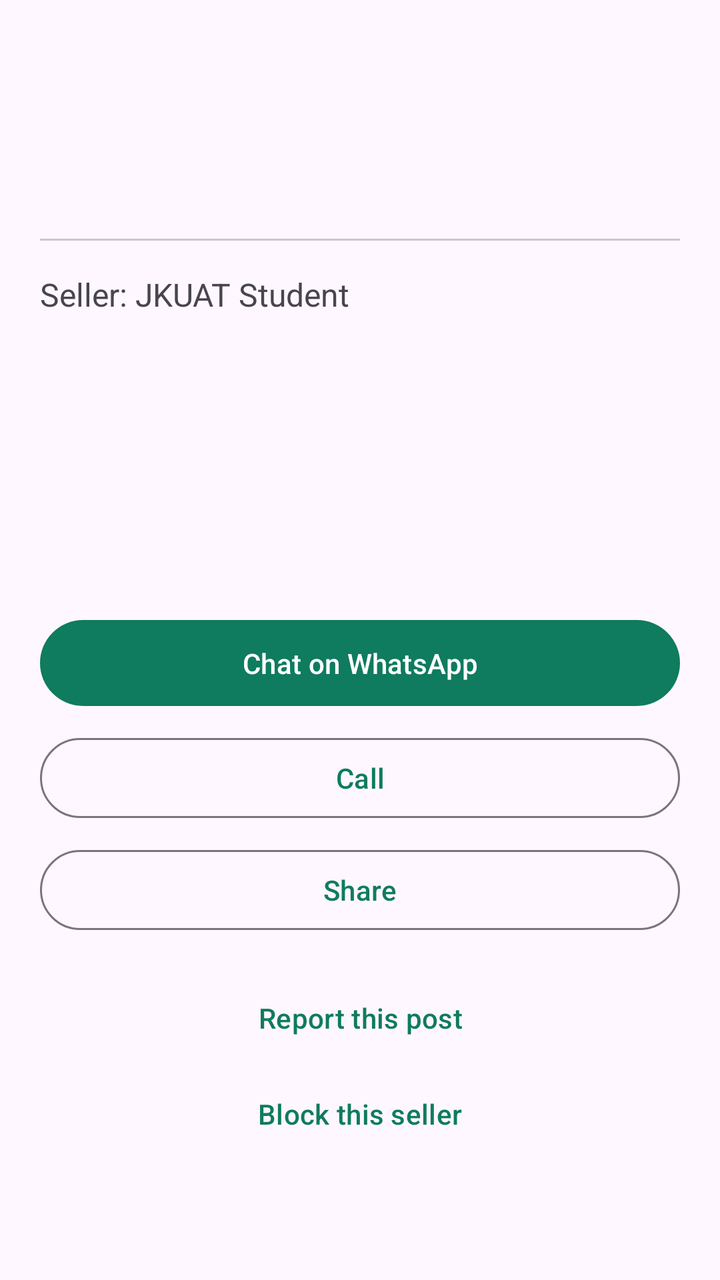
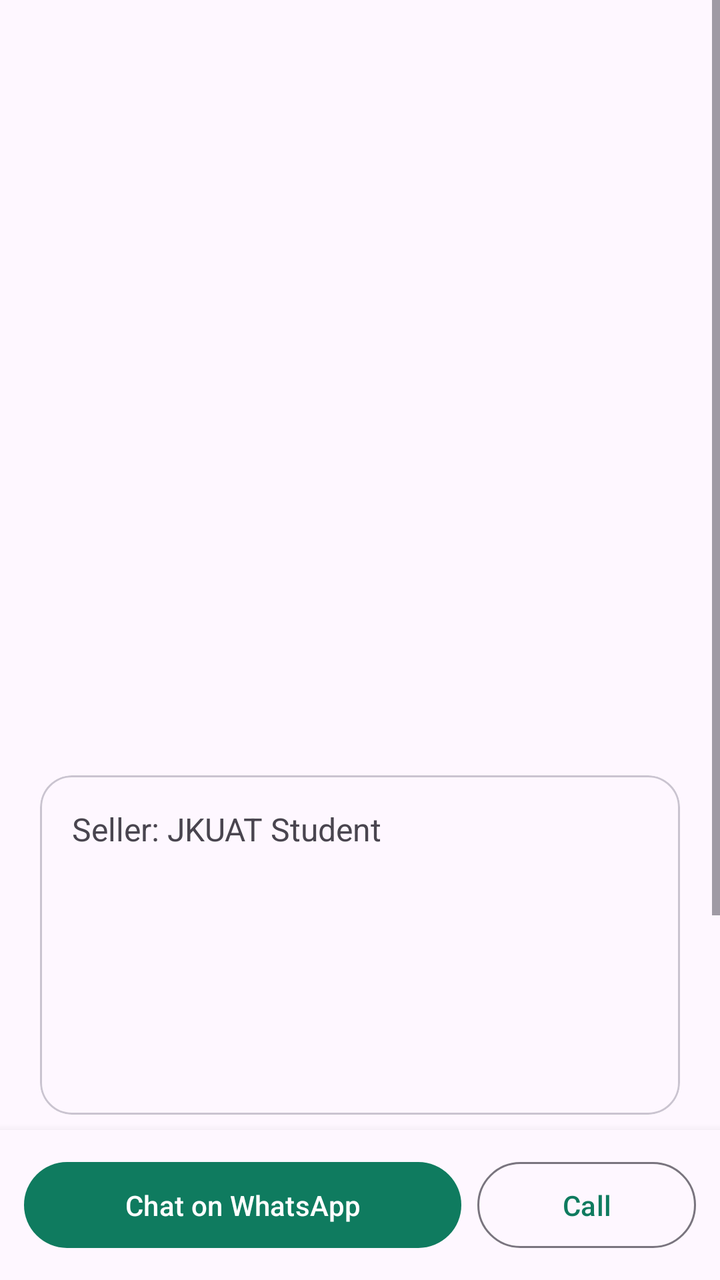

An Android layout rendered at two revisions. The XML below is the earlier revision; the diff shows what the commit changed to produce the second picture.
<!-- AndroidManifest.xml: application theme Theme.CampusMarket -->
<!-- res/layout/activity_product_detail.xml -->
<?xml version="1.0" encoding="utf-8"?>
<ScrollView xmlns:android="http://schemas.android.com/apk/res/android"
    android:id="@+id/detailMain"
    android:layout_width="match_parent"
    android:layout_height="match_parent"
    android:clipToPadding="false"
    android:fillViewport="true">

    <LinearLayout
        android:layout_width="match_parent"
        android:layout_height="wrap_content"
        android:orientation="vertical"
        android:padding="20dp">

        
        <HorizontalScrollView
            android:id="@+id/detailGalleryScroll"
            android:layout_width="match_parent"
            android:layout_height="wrap_content"
            android:layout_marginBottom="16dp"
            android:scrollbars="none">

            <LinearLayout
                android:id="@+id/detailGallery"
                android:layout_width="wrap_content"
                android:layout_height="wrap_content"
                android:orientation="horizontal" />
        </HorizontalScrollView>

        <TextView
            android:id="@+id/detailWantedBadge"
            android:layout_width="wrap_content"
            android:layout_height="wrap_content"
            android:text="@string/product_wanted_badge"
            android:textColor="?attr/colorPrimary"
            android:textSize="12sp"
            android:textStyle="bold"
            android:visibility="gone" />

        
        <TextView
            android:id="@+id/detailTitle"
            android:layout_width="wrap_content"
            android:layout_height="wrap_content"
            android:textSize="24sp"
            android:textStyle="bold" />

        
        <TextView
            android:id="@+id/detailPrice"
            android:layout_width="wrap_content"
            android:layout_height="wrap_content"
            android:layout_marginTop="8dp"
            android:textColor="?attr/colorPrimary"
            android:textSize="20sp"
            android:textStyle="bold" />

        <View
            android:layout_width="match_parent"
            android:layout_height="1dp"
            android:layout_marginTop="16dp"
            android:layout_marginBottom="16dp"
            android:background="#33000000" />

        
        <TextView
            android:id="@+id/detailSeller"
            android:layout_width="wrap_content"
            android:layout_height="wrap_content"
            android:text="@string/detail_seller"
            android:textSize="16sp" />

        <TextView
            android:id="@+id/detailCategory"
            android:layout_width="wrap_content"
            android:layout_height="wrap_content"
            android:layout_marginTop="8dp"
            android:textSize="16sp" />

        <TextView
            android:id="@+id/detailCondition"
            android:layout_width="wrap_content"
            android:layout_height="wrap_content"
            android:layout_marginTop="8dp"
            android:textSize="16sp" />

        <TextView
            android:id="@+id/detailLocation"
            android:layout_width="wrap_content"
            android:layout_height="wrap_content"
            android:layout_marginTop="8dp"
            android:textSize="16sp" />

        <TextView
            android:id="@+id/detailTime"
            android:layout_width="wrap_content"
            android:layout_height="wrap_content"
            android:layout_marginTop="8dp"
            android:textSize="14sp" />

        <TextView
            android:id="@+id/detailDescription"
            android:layout_width="match_parent"
            android:layout_height="wrap_content"
            android:layout_marginTop="16dp"
            android:textSize="16sp"
            android:visibility="gone" />

        
        <Button
            android:id="@+id/btnContactSeller"
            android:layout_width="match_parent"
            android:layout_height="wrap_content"
            android:layout_marginTop="32dp"
            android:padding="12dp"
            android:text="@string/detail_contact_sale" />

        <Button
            android:id="@+id/btnCallSeller"
            style="?attr/materialButtonOutlinedStyle"
            android:layout_width="match_parent"
            android:layout_height="wrap_content"
            android:layout_marginTop="8dp"
            android:text="@string/detail_call" />

        <com.google.android.material.button.MaterialButton
            android:id="@+id/btnShare"
            style="?attr/materialButtonOutlinedStyle"
            android:layout_width="match_parent"
            android:layout_height="wrap_content"
            android:layout_marginTop="8dp"
            android:text="@string/detail_share" />

        <com.google.android.material.button.MaterialButton
            android:id="@+id/btnReport"
            style="@style/Widget.Material3.Button.TextButton"
            android:layout_width="match_parent"
            android:layout_height="wrap_content"
            android:layout_marginTop="16dp"
            android:text="@string/detail_report" />

        <com.google.android.material.button.MaterialButton
            android:id="@+id/btnBlock"
            style="@style/Widget.Material3.Button.TextButton"
            android:layout_width="match_parent"
            android:layout_height="wrap_content"
            android:text="@string/detail_block" />

    </LinearLayout>
</ScrollView>
<!-- resources referenced by this layout -->
<resources>
  <string name="detail_block">Block this seller</string>
  <string name="detail_call">Call</string>
  <string name="detail_contact_sale">Chat on WhatsApp</string>
  <string name="detail_report">Report this post</string>
  <string name="detail_seller">Seller: JKUAT Student</string>
  <string name="detail_share">Share</string>
  <string name="product_wanted_badge">WANTED</string>
  <style name="Theme.CampusMarket" parent="Base.Theme.CampusMarket" />
  <style name="Base.Theme.CampusMarket" parent="Theme.Material3.DayNight.NoActionBar">
          <item name="colorPrimary">#0F7B5F</item>
          <item name="colorOnPrimary">#FFFFFF</item>
          <item name="colorPrimaryContainer">#B8F0DC</item>
          <item name="colorOnPrimaryContainer">#00201A</item>
          <item name="colorSecondaryContainer">#D6E8E0</item>
          <item name="colorOnSecondaryContainer">#0E1F19</item>
      </style>
</resources>

<!-- the commit's change to res/layout/activity_product_detail.xml (unified diff, before → after) -->
@@ -1,150 +1,199 @@
 <?xml version="1.0" encoding="utf-8"?>
-<ScrollView xmlns:android="http://schemas.android.com/apk/res/android"
+<LinearLayout xmlns:android="http://schemas.android.com/apk/res/android"
+    xmlns:app="http://schemas.android.com/apk/res-auto"
     android:id="@+id/detailMain"
     android:layout_width="match_parent"
     android:layout_height="match_parent"
-    android:clipToPadding="false"
-    android:fillViewport="true">
+    android:orientation="vertical">
 
+    <ScrollView
+        android:layout_width="match_parent"
+        android:layout_height="0dp"
+        android:layout_weight="1"
+        android:fillViewport="true">
+
+        <LinearLayout
+            android:layout_width="match_parent"
+            android:layout_height="wrap_content"
+            android:orientation="vertical">
+
+            
+            <FrameLayout
+                android:id="@+id/detailGalleryBox"
+                android:layout_width="match_parent"
+                android:layout_height="280dp">
+
+                <androidx.viewpager2.widget.ViewPager2
+                    android:id="@+id/detailPager"
+                    android:layout_width="match_parent"
+                    android:layout_height="match_parent" />
+
+                <LinearLayout
+                    android:id="@+id/detailDots"
+                    android:layout_width="wrap_content"
+                    android:layout_height="wrap_content"
+                    android:layout_gravity="bottom|center_horizontal"
+                    android:layout_marginBottom="12dp"
+                    android:importantForAccessibility="no"
+                    android:orientation="horizontal" />
+            </FrameLayout>
+
+            <LinearLayout
+                android:layout_width="match_parent"
+                android:layout_height="wrap_content"
+                android:orientation="vertical"
+                android:padding="20dp">
+
+                <TextView
+                    android:id="@+id/detailWantedBadge"
+                    android:layout_width="wrap_content"
+                    android:layout_height="wrap_content"
+                    android:background="@drawable/bg_badge"
+                    android:paddingStart="8dp"
+                    android:paddingTop="3dp"
+                    android:paddingEnd="8dp"
+                    android:paddingBottom="3dp"
+                    android:text="@string/product_wanted_badge"
+                    android:textColor="#FFFFFF"
+                    android:textSize="11sp"
+                    android:textStyle="bold"
+                    android:visibility="gone" />
+
+                <TextView
+                    android:id="@+id/detailTitle"
+                    android:layout_width="match_parent"
+                    android:layout_height="wrap_content"
+                    android:layout_marginTop="4dp"
+                    android:textSize="24sp"
+                    android:textStyle="bold" />
+
+                <TextView
+                    android:id="@+id/detailPrice"
+                    android:layout_width="wrap_content"
+                    android:layout_height="wrap_content"
+                    android:layout_marginTop="6dp"
+                    android:textColor="?attr/colorPrimary"
+                    android:textSize="22sp"
+                    android:textStyle="bold" />
+
+                <com.google.android.material.card.MaterialCardView
+                    style="?attr/materialCardViewOutlinedStyle"
+                    android:layout_width="match_parent"
+                    android:layout_height="wrap_content"
+                    android:layout_marginTop="16dp"
+                    app:cardCornerRadius="16dp">
+
+                    <LinearLayout
+                        android:layout_width="match_parent"
+                        android:layout_height="wrap_content"
+                        android:orientation="vertical"
+                        android:padding="16dp">
+
+                        <TextView
+                            android:id="@+id/detailSeller"
+                            android:layout_width="wrap_content"
+                            android:layout_height="wrap_content"
+                            android:text="@string/detail_seller"
+                            android:textSize="16sp" />
+
+                        <TextView
+                            android:id="@+id/detailCategory"
+                            android:layout_width="wrap_content"
+                            android:layout_height="wrap_content"
+                            android:layout_marginTop="8dp"
+                            android:textSize="16sp" />
+
+                        <TextView
+                            android:id="@+id/detailCondition"
+                            android:layout_width="wrap_content"
+                            android:layout_height="wrap_content"
+                            android:layout_marginTop="8dp"
+                            android:textSize="16sp" />
+
+                        <TextView
+                            android:id="@+id/detailLocation"
+                            android:layout_width="wrap_content"
+                            android:layout_height="wrap_content"
+                            android:layout_marginTop="8dp"
+                            android:textSize="16sp" />
+
+                        <TextView
+                            android:id="@+id/detailTime"
+                            android:layout_width="wrap_content"
+                            android:layout_height="wrap_content"
+                            android:layout_marginTop="8dp"
+                            android:textSize="14sp" />
+                    </LinearLayout>
+                </com.google.android.material.card.MaterialCardView>
+
+                <TextView
+                    android:id="@+id/detailDescription"
+                    android:layout_width="match_parent"
+                    android:layout_height="wrap_content"
+                    android:layout_marginTop="16dp"
+                    android:textSize="16sp"
+                    android:visibility="gone" />
+
+                <com.google.android.material.button.MaterialButton
+                    android:id="@+id/btnShare"
+                    style="?attr/materialButtonOutlinedStyle"
+                    android:layout_width="match_parent"
+                    android:layout_height="wrap_content"
+                    android:layout_marginTop="20dp"
+                    android:text="@string/detail_share" />
+
+                <LinearLayout
+                    android:layout_width="match_parent"
+                    android:layout_height="wrap_content"
+                    android:layout_marginTop="4dp"
+                    android:orientation="horizontal">
+
+                    <com.google.android.material.button.MaterialButton
+                        android:id="@+id/btnReport"
+                        style="@style/Widget.Material3.Button.TextButton"
+                        android:layout_width="0dp"
+                        android:layout_height="wrap_content"
+                        android:layout_weight="1"
+                        android:text="@string/detail_report" />
+
+                    <com.google.android.material.button.MaterialButton
+                        android:id="@+id/btnBlock"
+                        style="@style/Widget.Material3.Button.TextButton"
+                        android:layout_width="0dp"
+                        android:layout_height="wrap_content"
+                        android:layout_weight="1"
+                        android:text="@string/detail_block" />
+                </LinearLayout>
+            </LinearLayout>
+        </LinearLayout>
+    </ScrollView>
+
+    
     <LinearLayout
         android:layout_width="match_parent"
         android:layout_height="wrap_content"
-        android:orientation="vertical"
-        android:padding="20dp">
+        android:background="?attr/colorSurface"
+        android:elevation="8dp"
+        android:orientation="horizontal"
+        android:padding="12dp">
 
-        
-        <HorizontalScrollView
-            android:id="@+id/detailGalleryScroll"
-            android:layout_width="match_parent"
+        <com.google.android.material.button.MaterialButton
+            android:id="@+id/btnContactSeller"
+            android:layout_width="0dp"
             android:layout_height="wrap_content"
-            android:layout_marginBottom="16dp"
-            android:scrollbars="none">
-
-            <LinearLayout
-                android:id="@+id/detailGallery"
-                android:layout_width="wrap_content"
-                android:layout_height="wrap_content"
-                android:orientation="horizontal" />
-        </HorizontalScrollView>
-
-        <TextView
-            android:id="@+id/detailWantedBadge"
-            android:layout_width="wrap_content"
-            android:layout_height="wrap_content"
-            android:text="@string/product_wanted_badge"
-            android:textColor="?attr/colorPrimary"
-            android:textSize="12sp"
-            android:textStyle="bold"
-            android:visibility="gone" />
-
-        
-        <TextView
-            android:id="@+id/detailTitle"
-            android:layout_width="wrap_content"
-            android:layout_height="wrap_content"
-            android:textSize="24sp"
-            android:textStyle="bold" />
-
-        
-        <TextView
-            android:id="@+id/detailPrice"
-            android:layout_width="wrap_content"
-            android:layout_height="wrap_content"
-            android:layout_marginTop="8dp"
-            android:textColor="?attr/colorPrimary"
-            android:textSize="20sp"
-            android:textStyle="bold" />
-
-        <View
-            android:layout_width="match_parent"
-            android:layout_height="1dp"
-            android:layout_marginTop="16dp"
-            android:layout_marginBottom="16dp"
-            android:background="#33000000" />
-
-        
-        <TextView
-            android:id="@+id/detailSeller"
-            android:layout_width="wrap_content"
-            android:layout_height="wrap_content"
-            android:text="@string/detail_seller"
-            android:textSize="16sp" />
-
-        <TextView
-            android:id="@+id/detailCategory"
-            android:layout_width="wrap_content"
-            android:layout_height="wrap_content"
-            android:layout_marginTop="8dp"
-            android:textSize="16sp" />
-
-        <TextView
-            android:id="@+id/detailCondition"
-            android:layout_width="wrap_content"
-            android:layout_height="wrap_content"
-            android:layout_marginTop="8dp"
-            android:textSize="16sp" />
-
-        <TextView
-            android:id="@+id/detailLocation"
-            android:layout_width="wrap_content"
-            android:layout_height="wrap_content"
-            android:layout_marginTop="8dp"
-            android:textSize="16sp" />
-
-        <TextView
-            android:id="@+id/detailTime"
-            android:layout_width="wrap_content"
-            android:layout_height="wrap_content"
-            android:layout_marginTop="8dp"
-            android:textSize="14sp" />
-
-        <TextView
-            android:id="@+id/detailDescription"
-            android:layout_width="match_parent"
-            android:layout_height="wrap_content"
-            android:layout_marginTop="16dp"
-            android:textSize="16sp"
-            android:visibility="gone" />
-
-        
-        <Button
-            android:id="@+id/btnContactSeller"
-            android:layout_width="match_parent"
-            android:layout_height="wrap_content"
-            android:layout_marginTop="32dp"
+            android:layout_weight="2"
             android:padding="12dp"
             android:text="@string/detail_contact_sale" />
 
-        <Button
+        <com.google.android.material.button.MaterialButton
             android:id="@+id/btnCallSeller"
             style="?attr/materialButtonOutlinedStyle"
-            android:layout_width="match_parent"
+            android:layout_width="0dp"
             android:layout_height="wrap_content"
-            android:layout_marginTop="8dp"
+            android:layout_marginStart="8dp"
+            android:layout_weight="1"
+            android:padding="12dp"
             android:text="@string/detail_call" />
+    </LinearLayout>
 
-        <com.google.android.material.button.MaterialButton
-            android:id="@+id/btnShare"
-            style="?attr/materialButtonOutlinedStyle"
-            android:layout_width="match_parent"
-            android:layout_height="wrap_content"
-            android:layout_marginTop="8dp"
-            android:text="@string/detail_share" />
-
-        <com.google.android.material.button.MaterialButton
-            android:id="@+id/btnReport"
-            style="@style/Widget.Material3.Button.TextButton"
-            android:layout_width="match_parent"
-            android:layout_height="wrap_content"
-            android:layout_marginTop="16dp"
-            android:text="@string/detail_report" />
-
-        <com.google.android.material.button.MaterialButton
-            android:id="@+id/btnBlock"
-            style="@style/Widget.Material3.Button.TextButton"
-            android:layout_width="match_parent"
-            android:layout_height="wrap_content"
-            android:text="@string/detail_block" />
-
-    </LinearLayout>
-</ScrollView>
+</LinearLayout>
<!-- resource entries referenced after the edit -->
@@ -1,5 +1,12 @@
 <!-- resources referenced by this layout -->
 <resources>
+  <!-- drawable bg_badge (drawable) -->
+  <?xml version="1.0" encoding="utf-8"?>
+  <shape xmlns:android="http://schemas.android.com/apk/res/android"
+      android:shape="rectangle">
+      <solid android:color="#D9000000" />
+      <corners android:radius="8dp" />
+  </shape>
   <string name="detail_block">Block this seller</string>
   <string name="detail_call">Call</string>
   <string name="detail_contact_sale">Chat on WhatsApp</string>
